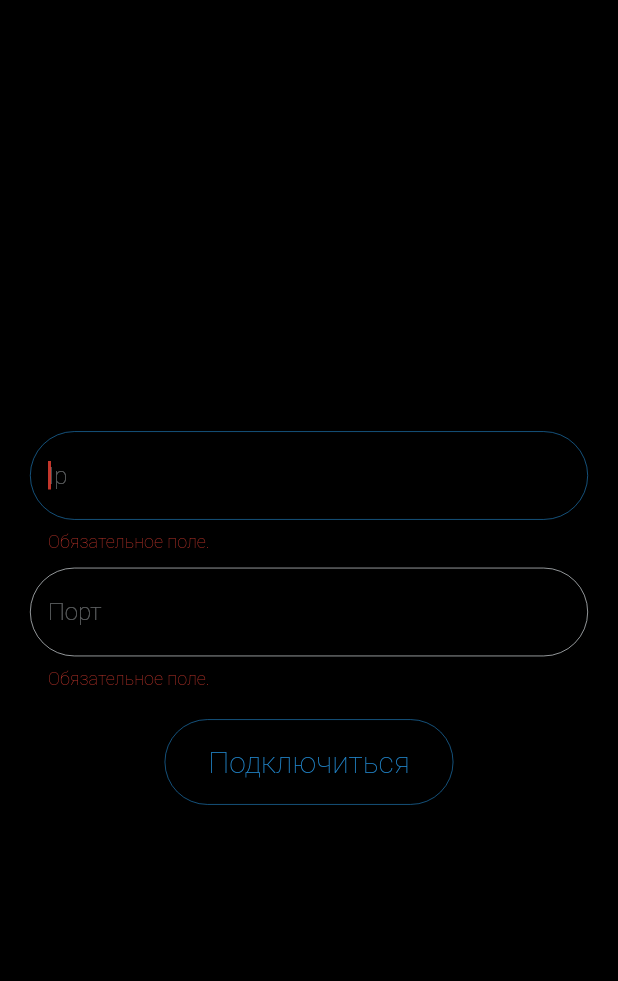
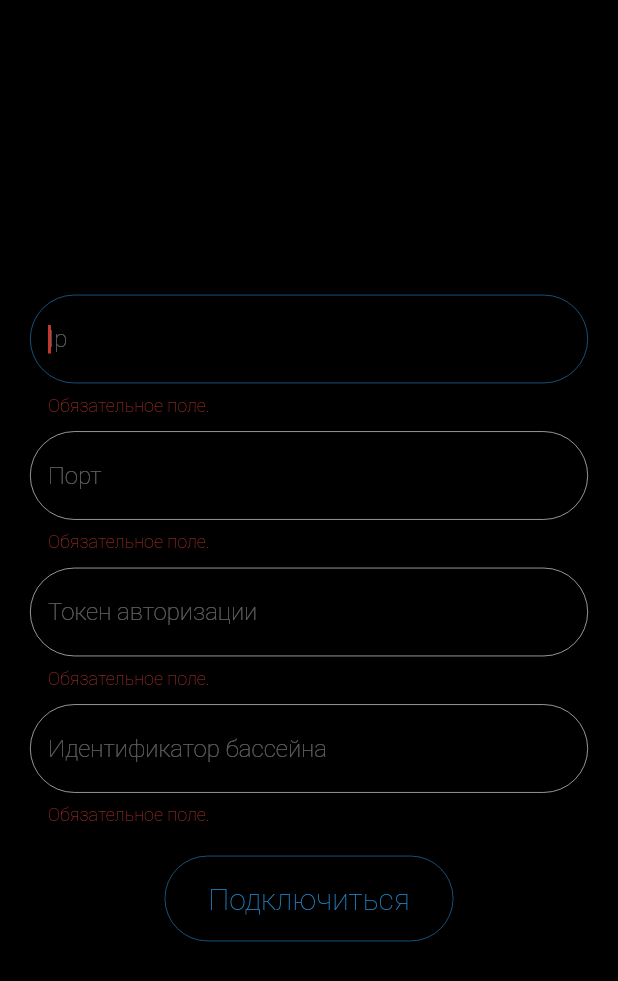
Before and after one commit to shamrn/led-control, a Flutter app: the screen it shows after launch, after a tap on "Подключиться", on a phone screen of 412 x 824 dp. Shown: the top 981 px of the screen. Run offline on Flutter 3.47's test engine with Material 2 defaults, Android fonts, the phone set to English and light mode, and no system bars; our stand-ins replace bloc, eva_icons_flutter, flutter_bloc, flutter_colorpicker, loading_animation_widget.

Commit message:
In 'conf_etnry_scree' added token and pool id parameters

```diff
--- a/lib/screens/conf_entry_screen.dart
+++ b/lib/screens/conf_entry_screen.dart
@@ -12,6 +12,9 @@ class ConfEntryScreen extends StatelessWidget {
   Widget build(BuildContext context) {
     TextEditingController hostController = TextEditingController();
     TextEditingController portController = TextEditingController();
+    TextEditingController tokenController = TextEditingController();
+    TextEditingController poolIdController = TextEditingController();
+
     return Scaffold(
         body: SafeArea(
             child: Padding(
@@ -24,6 +27,7 @@ class ConfEntryScreen extends StatelessWidget {
             mainAxisAlignment: MainAxisAlignment.center,
             children: [
               FormWidget(
+                keyboardType: TextInputType.number,
                 name: Texts.ipFieldName,
                 textController: hostController,
               ),
@@ -31,7 +35,23 @@ class ConfEntryScreen extends StatelessWidget {
                 height: 10,
               ),
               FormWidget(
-                  name: Texts.portFieldName, textController: portController),
+                  keyboardType: TextInputType.number,
+                  name: Texts.portFieldName,
+                  textController: portController),
+              const SizedBox(
+                height: 10,
+              ),
+              FormWidget(
+                  keyboardType: TextInputType.text,
+                  name: Texts.tokenFieldName,
+                  textController: tokenController),
+              const SizedBox(
+                height: 10,
+              ),
+              FormWidget(
+                  keyboardType: TextInputType.number,
+                  name: Texts.poolIdFieldName,
+                  textController: poolIdController),
               const SizedBox(
                 height: 20,
               ),
@@ -50,6 +70,8 @@ class ConfEntryScreen extends StatelessWidget {
                     if (_formKey.currentState!.validate()) {
                       Api.host = hostController.text;
                       Api.port = portController.text;
+                      Api.token = tokenController.text;
+                      Api.poolId = poolIdController.text;
 
                       Navigator.of(context).pushNamedAndRemoveUntil(
                           '/home_screen', (Route<dynamic> route) => false);
--- a/lib/utils/app_constants.dart
+++ b/lib/utils/app_constants.dart
@@ -10,11 +10,12 @@ class Api {
   static const ledControlWsEndpoint = 'ws/api/leds/';
   static const modeEndpoint = 'leds/modes/';
 
-  // mock data
-  static const authHeader = {
-    'Authorization': 'Token d1d7336fa886bd0db6bea425fa653f0e3ad79f21'
+  static late String token;
+  static late String poolId;
+  static Map<String, String> authHeader = {
+    'Authorization': 'Token $token'
   };
-  static const poolQuery = 'pool_id=1';
+  static String poolQuery = 'pool_id=$poolId';
 }
 
 // Texts
@@ -27,6 +28,8 @@ class Texts {
   static const String validationRequiredFieldText = 'Обязательное поле.';
   static const String ipFieldName = 'Ip';
   static const String portFieldName = 'Порт';
+  static const String tokenFieldName = 'Токен авторизации';
+  static const String poolIdFieldName = 'Идентификатор бассейна';
   static const String connectButtonText = 'Подключиться';
 }
 
--- a/lib/widgets/form_widget.dart
+++ b/lib/widgets/form_widget.dart
@@ -2,10 +2,15 @@ import 'package:flutter/material.dart';
 import 'package:rgb_control/utils/app_constants.dart';
 
 class FormWidget extends StatefulWidget {
+  TextInputType keyboardType;
   String name;
   TextEditingController textController;
 
-  FormWidget({Key? key, required this.name, required this.textController})
+  FormWidget(
+      {Key? key,
+      required this.keyboardType,
+      required this.name,
+      required this.textController})
       : super(key: key);
 
   @override
@@ -23,7 +28,7 @@ class _FormWidgetState extends State<FormWidget> {
         }
         return null;
       },
-      keyboardType: TextInputType.number,
+      keyboardType: widget.keyboardType,
       style: const TextStyle(color: Styles.primaryColor),
       focusNode: FocusNode(),
       autofocus: true,
```
